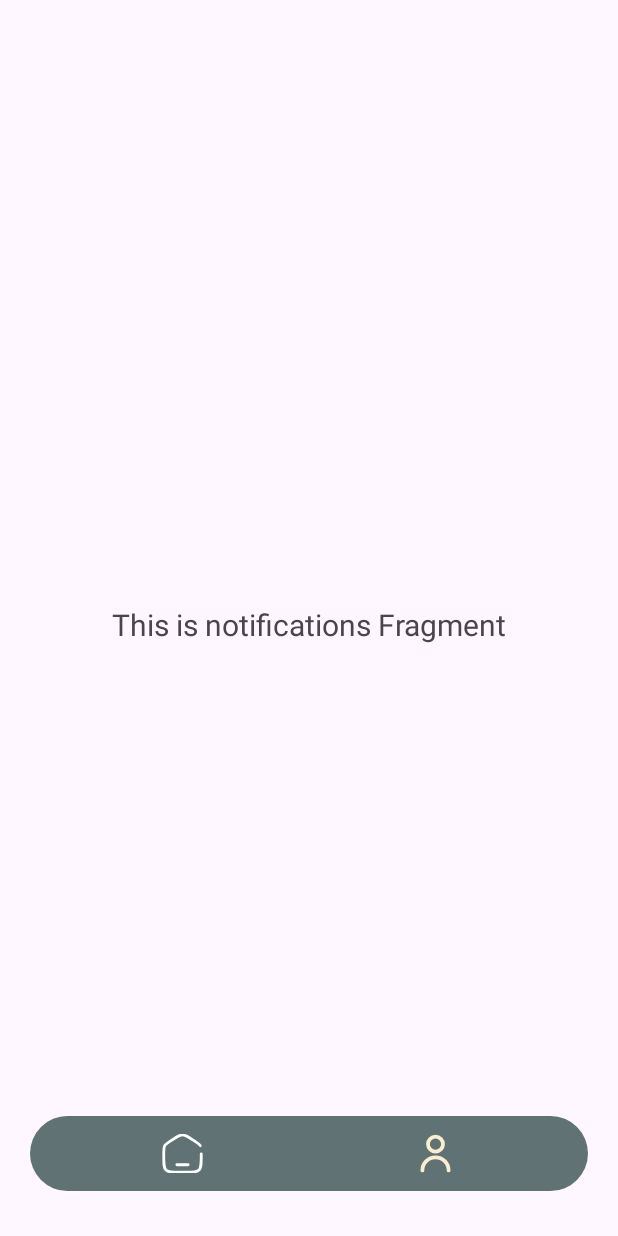
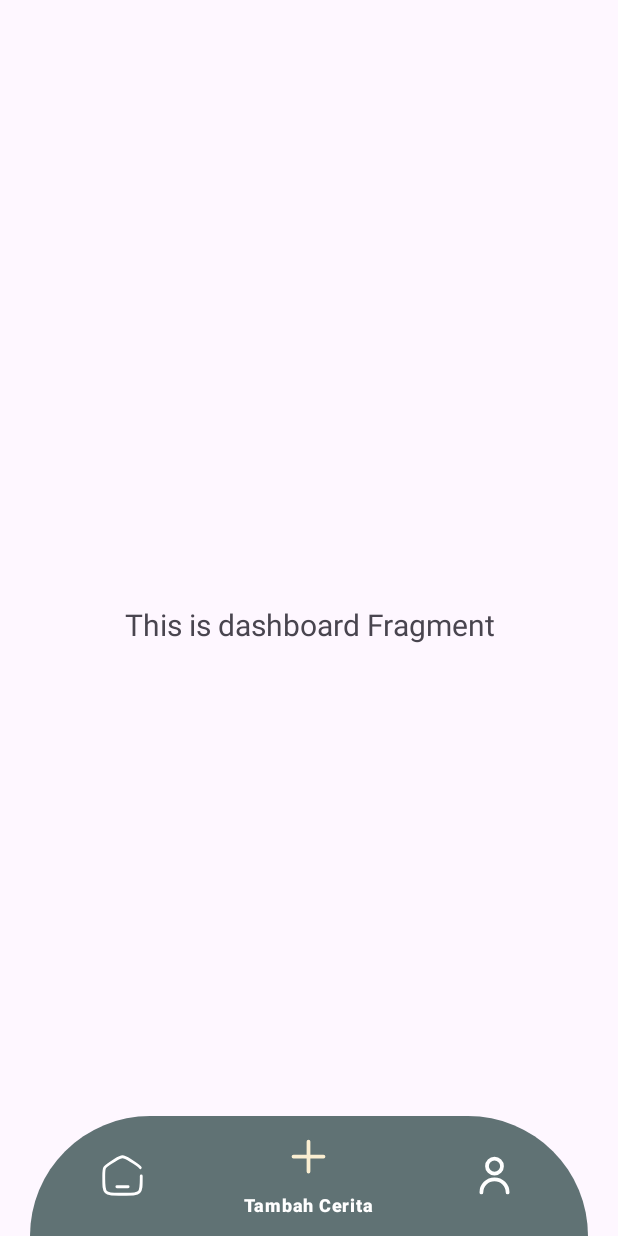
Before and after one commit to eeryyy282/story-app-android, an Android app: the AddStoryFragment screen opened through its navigation route, item 2 of the bottom bar chosen, on a phone screen of 412 x 824 dp. Run offline under Robolectric (Android 15) with nearby library versions, the phone set to English and light mode, and no system bars; our stand-ins replace navigation-ui.

Commit message:
adjust ui for main activity

```diff
--- a/app/src/main/java/com/example/storyappjuzairi/view/main/ui/dashboard/DashboardFragment.kt
+++ b/app/src/main/java/com/example/storyappjuzairi/view/main/ui/add_story/AddStoryFragment.kt
@@ -1,4 +1,4 @@
-package com.example.storyappjuzairi.view.main.ui.dashboard
+package com.example.storyappjuzairi.view.main.ui.add_story
 
 import android.os.Bundle
 import android.view.LayoutInflater
@@ -7,14 +7,11 @@ import android.view.ViewGroup
 import android.widget.TextView
 import androidx.fragment.app.Fragment
 import androidx.lifecycle.ViewModelProvider
-import com.example.storyappjuzairi.databinding.FragmentDashboardBinding
+import com.example.storyappjuzairi.databinding.FragmentAddStoryBinding
 
-class DashboardFragment : Fragment() {
+class AddStoryFragment : Fragment() {
 
-    private var _binding: FragmentDashboardBinding? = null
-
-    // This property is only valid between onCreateView and
-    // onDestroyView.
+    private var _binding: FragmentAddStoryBinding? = null
     private val binding get() = _binding!!
 
     override fun onCreateView(
@@ -22,14 +19,14 @@ class DashboardFragment : Fragment() {
         container: ViewGroup?,
         savedInstanceState: Bundle?
     ): View {
-        val dashboardViewModel =
-            ViewModelProvider(this).get(DashboardViewModel::class.java)
+        val addStoryViewModel =
+            ViewModelProvider(this).get(AddStoryViewModel::class.java)
 
-        _binding = FragmentDashboardBinding.inflate(inflater, container, false)
+        _binding = FragmentAddStoryBinding.inflate(inflater, container, false)
         val root: View = binding.root
 
         val textView: TextView = binding.textDashboard
-        dashboardViewModel.text.observe(viewLifecycleOwner) {
+        addStoryViewModel.text.observe(viewLifecycleOwner) {
             textView.text = it
         }
         return root
--- a/app/src/main/java/com/example/storyappjuzairi/view/main/ui/notifications/NotificationsViewModel.kt
+++ b/app/src/main/java/com/example/storyappjuzairi/view/main/ui/add_story/AddStoryViewModel.kt
@@ -1,13 +1,13 @@
-package com.example.storyappjuzairi.view.main.ui.notifications
+package com.example.storyappjuzairi.view.main.ui.add_story
 
 import androidx.lifecycle.LiveData
 import androidx.lifecycle.MutableLiveData
 import androidx.lifecycle.ViewModel
 
-class NotificationsViewModel : ViewModel() {
+class AddStoryViewModel : ViewModel() {
 
     private val _text = MutableLiveData<String>().apply {
-        value = "This is notifications Fragment"
+        value = "This is dashboard Fragment"
     }
     val text: LiveData<String> = _text
 }
--- a/app/src/main/java/com/example/storyappjuzairi/view/main/ui/home/HomeFragment.kt
+++ b/app/src/main/java/com/example/storyappjuzairi/view/main/ui/home/HomeFragment.kt
@@ -23,7 +23,7 @@ class HomeFragment : Fragment() {
         savedInstanceState: Bundle?
     ): View {
         val homeViewModel =
-            ViewModelProvider(this).get(HomeViewModel::class.java)
+            ViewModelProvider(this)[HomeViewModel::class.java]
 
         _binding = FragmentHomeBinding.inflate(inflater, container, false)
         val root: View = binding.root
--- a/app/src/main/java/com/example/storyappjuzairi/view/main/ui/notifications/NotificationsFragment.kt
+++ b/app/src/main/java/com/example/storyappjuzairi/view/main/ui/profile/ProfileFragment.kt
@@ -1,4 +1,4 @@
-package com.example.storyappjuzairi.view.main.ui.notifications
+package com.example.storyappjuzairi.view.main.ui.profile
 
 import android.os.Bundle
 import android.view.LayoutInflater
@@ -7,11 +7,11 @@ import android.view.ViewGroup
 import android.widget.TextView
 import androidx.fragment.app.Fragment
 import androidx.lifecycle.ViewModelProvider
-import com.example.storyappjuzairi.databinding.FragmentNotificationsBinding
+import com.example.storyappjuzairi.databinding.FragmentProfileBinding
 
-class NotificationsFragment : Fragment() {
+class ProfileFragment : Fragment() {
 
-    private var _binding: FragmentNotificationsBinding? = null
+    private var _binding: FragmentProfileBinding? = null
 
     // This property is only valid between onCreateView and
     // onDestroyView.
@@ -22,14 +22,14 @@ class NotificationsFragment : Fragment() {
         container: ViewGroup?,
         savedInstanceState: Bundle?
     ): View {
-        val notificationsViewModel =
-            ViewModelProvider(this).get(NotificationsViewModel::class.java)
+        val profileViewModel =
+            ViewModelProvider(this)[ProfileViewModel::class.java]
 
-        _binding = FragmentNotificationsBinding.inflate(inflater, container, false)
+        _binding = FragmentProfileBinding.inflate(inflater, container, false)
         val root: View = binding.root
 
         val textView: TextView = binding.textNotifications
-        notificationsViewModel.text.observe(viewLifecycleOwner) {
+        profileViewModel.text.observe(viewLifecycleOwner) {
             textView.text = it
         }
         return root
--- a/app/src/main/java/com/example/storyappjuzairi/view/main/ui/dashboard/DashboardViewModel.kt
+++ b/app/src/main/java/com/example/storyappjuzairi/view/main/ui/profile/ProfileViewModel.kt
@@ -1,13 +1,13 @@
-package com.example.storyappjuzairi.view.main.ui.dashboard
+package com.example.storyappjuzairi.view.main.ui.profile
 
 import androidx.lifecycle.LiveData
 import androidx.lifecycle.MutableLiveData
 import androidx.lifecycle.ViewModel
 
-class DashboardViewModel : ViewModel() {
+class ProfileViewModel : ViewModel() {
 
     private val _text = MutableLiveData<String>().apply {
-        value = "This is dashboard Fragment"
+        value = "This is notifications Fragment"
     }
     val text: LiveData<String> = _text
 }
--- a/app/src/main/res/drawable/bottom_background.xml
+++ b/app/src/main/res/drawable/bottom_background.xml
@@ -4,7 +4,8 @@
 
     <solid android:color="@color/gray" />
 
-    <corners android:radius="400dp" />
-
+    <corners
+        android:topLeftRadius="250dp"
+        android:topRightRadius="250dp" />
 
 </shape>
--- a/app/src/main/res/layout/activity_main.xml
+++ b/app/src/main/res/layout/activity_main.xml
@@ -1,5 +1,5 @@
 <?xml version="1.0" encoding="utf-8"?>
-<RelativeLayout xmlns:android="http://schemas.android.com/apk/res/android"
+<androidx.coordinatorlayout.widget.CoordinatorLayout xmlns:android="http://schemas.android.com/apk/res/android"
     xmlns:app="http://schemas.android.com/apk/res-auto"
     android:id="@+id/container"
     android:layout_width="match_parent"
@@ -13,24 +13,23 @@
         app:defaultNavHost="true"
         app:navGraph="@navigation/mobile_navigation" />
 
-
     <com.google.android.material.bottomnavigation.BottomNavigationView
         android:id="@+id/navView"
         android:layout_width="match_parent"
-        android:layout_height="50dp"
+        android:layout_height="wrap_content"
         android:layout_alignParentBottom="true"
         android:layout_gravity="bottom"
         android:layout_marginStart="20dp"
         android:layout_marginTop="30dp"
         android:layout_marginEnd="20dp"
-        android:layout_marginBottom="30dp"
         android:background="@drawable/bottom_background"
         android:elevation="2dp"
         app:itemActiveIndicatorStyle="@android:color/transparent"
         app:itemIconSize="30dp"
         app:itemIconTint="@drawable/item_select_tint"
         app:itemRippleColor="@android:color/transparent"
-        app:labelVisibilityMode="unlabeled"
+        app:itemTextColor="@color/white"
+        app:labelVisibilityMode="selected"
         app:menu="@menu/bottom_nav_menu" />
 
-</RelativeLayout>
+</androidx.coordinatorlayout.widget.CoordinatorLayout>
--- a/app/src/main/res/layout/fragment_dashboard.xml
+++ b/app/src/main/res/layout/fragment_add_story.xml
@@ -4,7 +4,7 @@
     xmlns:tools="http://schemas.android.com/tools"
     android:layout_width="match_parent"
     android:layout_height="match_parent"
-    tools:context=".view.main.ui.dashboard.DashboardFragment">
+    tools:context=".view.main.ui.add_story.AddStoryFragment">
 
     <TextView
         android:id="@+id/text_dashboard"
--- a/app/src/main/res/layout/fragment_notifications.xml
+++ b/app/src/main/res/layout/fragment_profile.xml
@@ -4,7 +4,7 @@
     xmlns:tools="http://schemas.android.com/tools"
     android:layout_width="match_parent"
     android:layout_height="match_parent"
-    tools:context=".view.main.ui.notifications.NotificationsFragment">
+    tools:context=".view.main.ui.profile.ProfileFragment">
 
     <TextView
         android:id="@+id/text_notifications"
--- a/app/src/main/res/menu/bottom_nav_menu.xml
+++ b/app/src/main/res/menu/bottom_nav_menu.xml
@@ -7,8 +7,13 @@
         android:title="@string/title_home" />
 
     <item
-        android:id="@+id/profile"
+        android:id="@+id/navigation_add_story"
+        android:icon="@drawable/plus_large_svgrepo_com"
+        android:title="@string/title_story" />
+
+    <item
+        android:id="@+id/navigation_profile"
         android:icon="@drawable/user_alt_1_svgrepo_com"
-        android:title="@string/profile" />
+        android:title="@string/title_profile" />
 
 </menu>
--- a/app/src/main/res/navigation/mobile_navigation.xml
+++ b/app/src/main/res/navigation/mobile_navigation.xml
@@ -12,14 +12,14 @@
         tools:layout="@layout/fragment_home" />
 
     <fragment
-        android:id="@+id/navigation_dashboard"
-        android:name="com.example.storyappjuzairi.view.main.ui.dashboard.DashboardFragment"
-        android:label="@string/title_dashboard"
-        tools:layout="@layout/fragment_dashboard" />
+        android:id="@+id/navigation_add_story"
+        android:name="com.example.storyappjuzairi.view.main.ui.add_story.AddStoryFragment"
+        android:label="@string/title_story"
+        tools:layout="@layout/fragment_add_story" />
 
     <fragment
-        android:id="@+id/profile"
-        android:name="com.example.storyappjuzairi.view.main.ui.notifications.NotificationsFragment"
-        android:label="@string/title_notifications"
-        tools:layout="@layout/fragment_notifications" />
+        android:id="@+id/navigation_profile"
+        android:name="com.example.storyappjuzairi.view.main.ui.profile.ProfileFragment"
+        android:label="@string/title_profile"
+        tools:layout="@layout/fragment_profile" />
 </navigation>
--- a/app/src/main/res/values/strings.xml
+++ b/app/src/main/res/values/strings.xml
@@ -1,8 +1,8 @@
 <resources>
     <string name="app_name">StoryIn</string>
-    <string name="login">Login</string>
+    <string name="login">Masuk</string>
     <string name="not_have_account">Belum memiliki akun?</string>
-    <string name="register">Register</string>
+    <string name="register">Daftar</string>
     <string name="app_titlle">StoryIn</string>
     <string name="app_title_description">Masuk ke akunmu dan mulailah bagikan pengalaman menarikmu bersama kami!</string>
     <string name="email">Email</string>
@@ -17,11 +17,9 @@
     <string name="app_title_description_register">Daftarkan dirimu dan mulailah berbagi cerita bersama kami!</string>
     <string name="welcome_description">Baca dan berbagi pengalaman menarik dari StoryIn. Masuk atau daftar untuk mulai menjelajah cerita unik dari ribuan orang!</string>
     <string name="welcome_picture">welcome picture</string>
-    <string name="home_title">Home</string>
-    <string name="profile">Profile</string>
-    <string name="add_story_button_title">add story button</string>
+    <string name="home_title">Beranda</string>
+    <string name="title_profile">Profil</string>
     <string name="title_activity_main">MainActivity</string>
-    <string name="title_home">Home</string>
-    <string name="title_dashboard">Dashboard</string>
-    <string name="title_notifications">Notifications</string>
+    <string name="title_home">Beranda</string>
+    <string name="title_story">Tambah Cerita</string>
 </resources>
```
